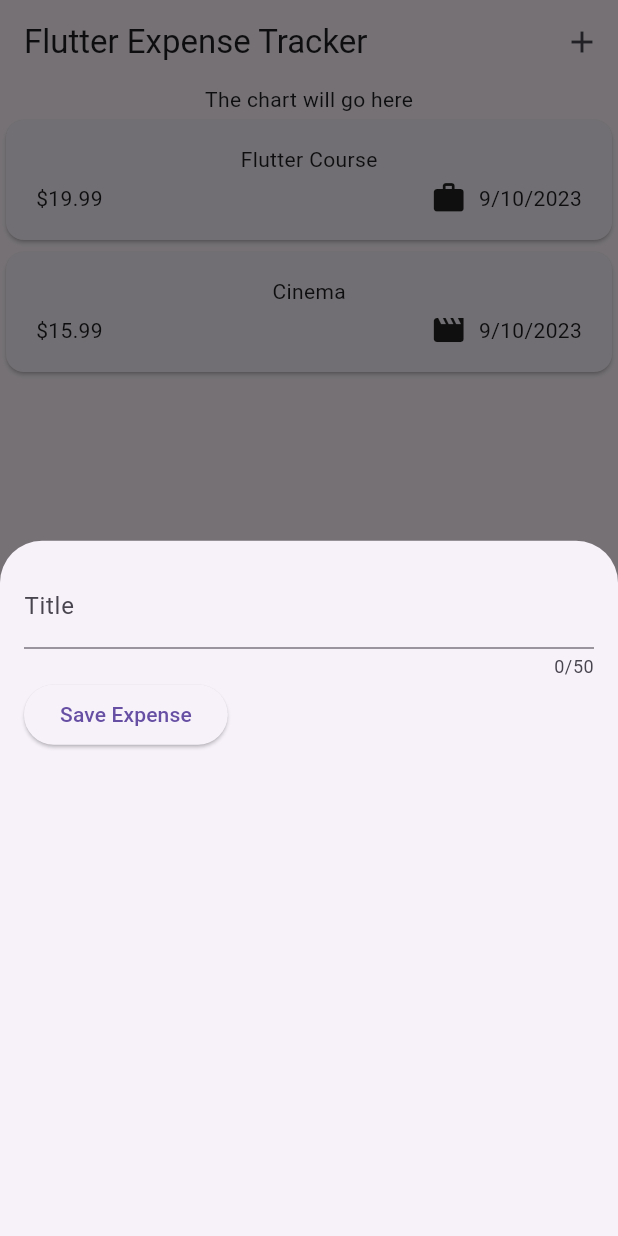
After one commit to Eraycak/expense_tracker_app, a Flutter app: the screen it shows after launch, after a tap on the "add" icon, on a phone screen of 412 x 824 dp. The commit adds this screen. Run offline on Flutter 3.47's test engine with Material 2 defaults, Android fonts, the phone set to English and light mode, and no system bars.

Commit message:
ci: add expense modal for adding new expenses

```diff
--- a/lib/main.dart
+++ b/lib/main.dart
@@ -3,8 +3,9 @@ import 'package:flutter/material.dart';
 
 void main() {
   runApp(
-    const MaterialApp(
-      home: Expenses(),
+    MaterialApp(
+      theme: ThemeData(useMaterial3: true),
+      home: const Expenses(),
     ),
   );
 }
--- a/lib/widgets/expenses.dart
+++ b/lib/widgets/expenses.dart
@@ -1,6 +1,7 @@
 import 'package:expense_tracker_app/enums/category.dart';
 import 'package:expense_tracker_app/widgets/expenses_list/expenses_list.dart';
 import 'package:expense_tracker_app/models/expense.dart';
+import 'package:expense_tracker_app/widgets/new_expense.dart';
 import 'package:flutter/material.dart';
 
 class Expenses extends StatefulWidget {
@@ -26,9 +27,25 @@ class _ExpensesState extends State<Expenses> {
     ),
   ];
 
+  void _openAddExpenseModal() {
+    showModalBottomSheet(
+      context: context,
+      builder: (contextBuilder) => const NewExpense(),
+    );
+  }
+
   @override
   Widget build(BuildContext context) {
     return Scaffold(
+      appBar: AppBar(
+        title: const Text('Flutter Expense Tracker'),
+        actions: [
+          IconButton(
+            onPressed: _openAddExpenseModal,
+            icon: const Icon(Icons.add),
+          ),
+        ],
+      ),
       body: Column(
         children: [
           const Text('The chart will go here'),
--- a/lib/widgets/expenses_list/expense_item.dart
+++ b/lib/widgets/expenses_list/expense_item.dart
@@ -7,6 +7,7 @@ class ExpenseItem extends StatelessWidget {
   final Expense expense;
   @override
   Widget build(BuildContext context) {
+    //* show the each expense item in a card widget for better UI
     return Card(
       child: Padding(
         padding: const EdgeInsets.symmetric(
--- a/lib/widgets/expenses_list/expenses_list.dart
+++ b/lib/widgets/expenses_list/expenses_list.dart
@@ -7,6 +7,7 @@ class ExpensesList extends StatelessWidget {
   const ExpensesList({super.key, required this.expensesList});
   @override
   Widget build(BuildContext context) {
+    //* show the list of expenses in a list view widget for hiding not visible items
     return ListView.builder(
       itemCount: expensesList.length,
       itemBuilder: (context, index) => ExpenseItem(
--- /dev/null
+++ b/lib/widgets/new_expense.dart
@@ -0,0 +1,45 @@
+import 'package:flutter/material.dart';
+
+class NewExpense extends StatefulWidget {
+  const NewExpense({super.key});
+
+  @override
+  State<NewExpense> createState() {
+    return _NewExpenseState();
+  }
+}
+
+class _NewExpenseState extends State<NewExpense> {
+  String _enteredTitle = '';
+  void _saveTitleInput(String input) {
+    _enteredTitle = input;
+  }
+
+  @override
+  Widget build(BuildContext context) {
+    return Padding(
+      padding: const EdgeInsets.all(16),
+      child: Column(
+        children: [
+          TextField(
+            onChanged: _saveTitleInput,
+            maxLength: 50,
+            decoration: const InputDecoration(
+              label: Text('Title'),
+            ),
+          ),
+          Row(
+            children: [
+              ElevatedButton(
+                onPressed: () {
+                  print(_enteredTitle);
+                },
+                child: const Text('Save Expense'),
+              ),
+            ],
+          ),
+        ],
+      ),
+    );
+  }
+}
```
